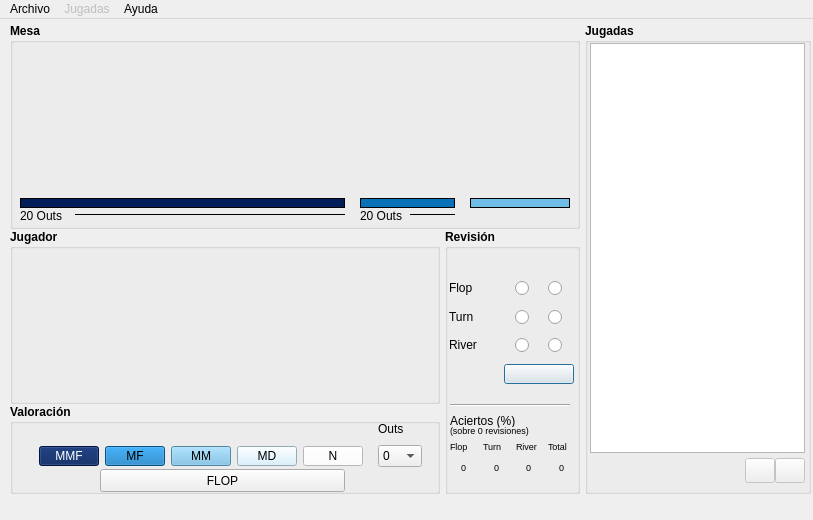
Above: lib/gui.ui from camador/poker_trainer before the change. Below: the same form after it.
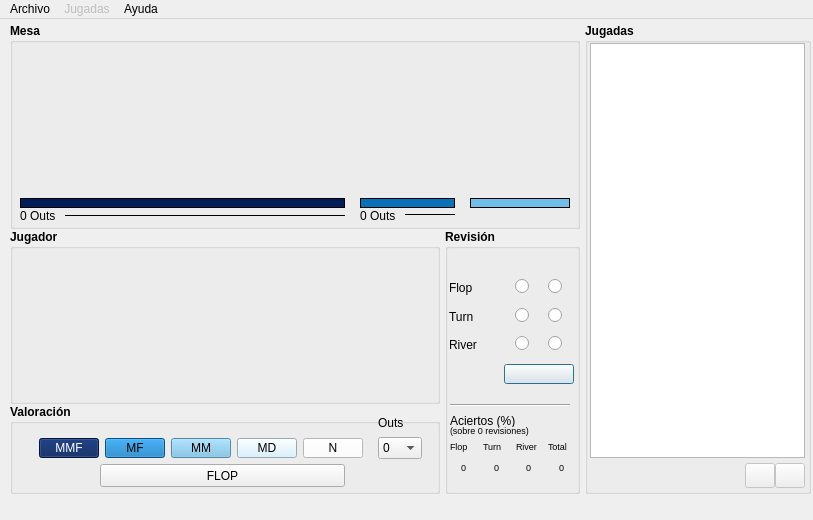
That is the form after the change. Icons and pictures are not drawn.

Commit message: Las líneas de los outs han sido sustituidas por labels. Otros ajustes visuales

```diff
--- a/lib/gui.ui
+++ b/lib/gui.ui
@@ -367,6 +367,9 @@
      </property>
     </widget>
     <widget class="QLabel" name="lblOutsFlop">
+     <property name="enabled">
+      <bool>true</bool>
+     </property>
      <property name="geometry">
       <rect>
        <x>10</x>
@@ -382,10 +385,13 @@
       </font>
      </property>
      <property name="text">
-      <string>20 Outs</string>
+      <string>0 Outs</string>
      </property>
     </widget>
     <widget class="QLabel" name="lblOutsTurn">
+     <property name="enabled">
+      <bool>true</bool>
+     </property>
      <property name="geometry">
       <rect>
        <x>350</x>
@@ -401,42 +407,45 @@
       </font>
      </property>
      <property name="text">
-      <string>20 Outs</string>
+      <string>0 Outs</string>
      </property>
     </widget>
-    <widget class="Line" name="lnOutsFlop">
+    <widget class="QLabel" name="lblLineaOutsFlop">
+     <property name="enabled">
+      <bool>true</bool>
+     </property>
      <property name="geometry">
       <rect>
-       <x>65</x>
-       <y>190</y>
-       <width>270</width>
-       <height>3</height>
+       <x>55</x>
+       <y>192</y>
+       <width>280</width>
+       <height>1</height>
       </rect>
      </property>
-     <property name="frameShadow">
-      <enum>QFrame::Plain</enum>
+     <property name="styleSheet">
+      <string notr="true">background: #000; border: 1px #000 solid;</string>
      </property>
-     <property name="midLineWidth">
-      <number>0</number>
+     <property name="text">
+      <string/>
      </property>
-     <property name="orientation">
-      <enum>Qt::Horizontal</enum>
-     </property>
     </widget>
-    <widget class="Line" name="lnOutsTurn">
+    <widget class="QLabel" name="lblLineaOutsTurn">
+     <property name="enabled">
+      <bool>true</bool>
+     </property>
      <property name="geometry">
       <rect>
-       <x>400</x>
-       <y>190</y>
-       <width>45</width>
-       <height>3</height>
+       <x>395</x>
+       <y>191</y>
+       <width>50</width>
+       <height>1</height>
       </rect>
      </property>
-     <property name="frameShadow">
-      <enum>QFrame::Plain</enum>
+     <property name="styleSheet">
+      <string notr="true">background: #000; border: 1px #000 solid;</string>
      </property>
-     <property name="orientation">
-      <enum>Qt::Horizontal</enum>
+     <property name="text">
+      <string/>
      </property>
     </widget>
    </widget>
@@ -578,7 +587,7 @@
            <x>5</x>
            <y>0</y>
            <width>60</width>
-           <height>23</height>
+           <height>20</height>
           </rect>
          </property>
          <layout class="QHBoxLayout" name="horizontalLayout_3">
@@ -620,7 +629,7 @@
            <x>5</x>
            <y>0</y>
            <width>60</width>
-           <height>23</height>
+           <height>20</height>
           </rect>
          </property>
          <layout class="QHBoxLayout" name="horizontalLayout_8">
@@ -662,7 +671,7 @@
            <x>5</x>
            <y>0</y>
            <width>60</width>
-           <height>23</height>
+           <height>20</height>
           </rect>
          </property>
          <layout class="QHBoxLayout" name="horizontalLayout">
@@ -968,7 +977,7 @@
        <x>5</x>
        <y>20</y>
        <width>215</width>
-       <height>410</height>
+       <height>415</height>
       </rect>
      </property>
      <property name="font">
@@ -1000,7 +1009,7 @@
      <property name="geometry">
       <rect>
        <x>190</x>
-       <y>435</y>
+       <y>440</y>
        <width>30</width>
        <height>25</height>
       </rect>
@@ -1039,7 +1048,7 @@
      <property name="geometry">
       <rect>
        <x>160</x>
-       <y>435</y>
+       <y>440</y>
        <width>30</width>
        <height>25</height>
       </rect>
@@ -1094,7 +1103,7 @@
      <property name="geometry">
       <rect>
        <x>90</x>
-       <y>65</y>
+       <y>60</y>
        <width>245</width>
        <height>23</height>
       </rect>
@@ -1119,9 +1128,9 @@
      <property name="geometry">
       <rect>
        <x>20</x>
-       <y>15</y>
+       <y>10</y>
        <width>392</width>
-       <height>48</height>
+       <height>45</height>
       </rect>
      </property>
      <layout class="QGridLayout" name="gridLayout_3">
```
Left out of the diff: 2 changed lines with no effect on the pictures.
